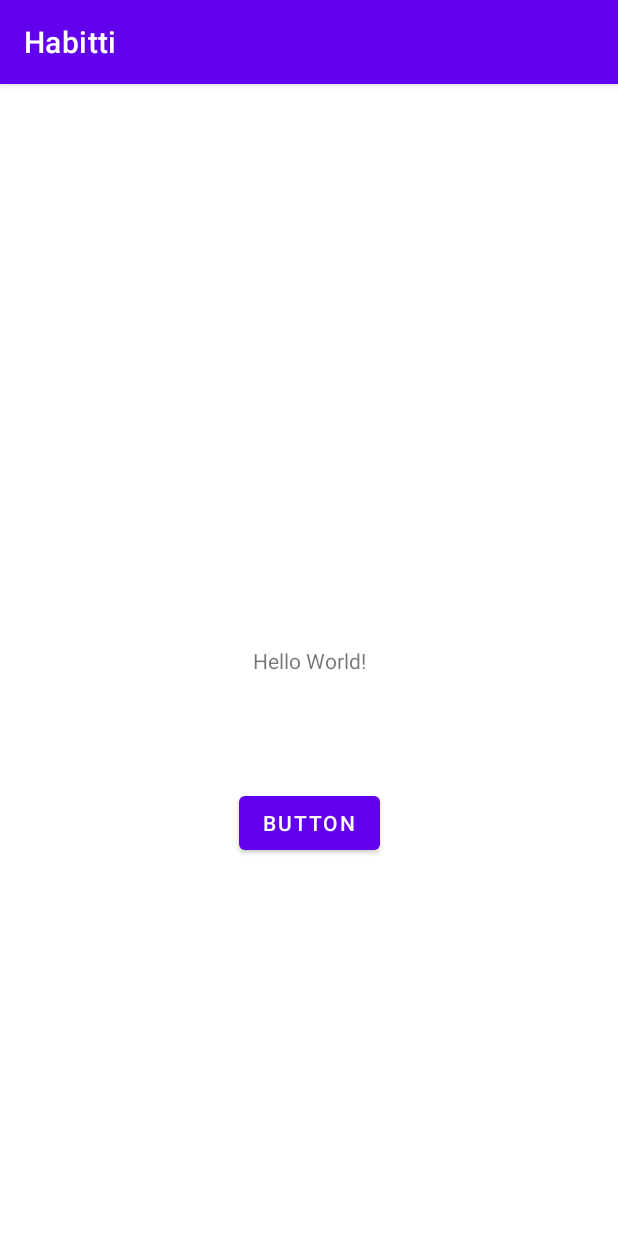
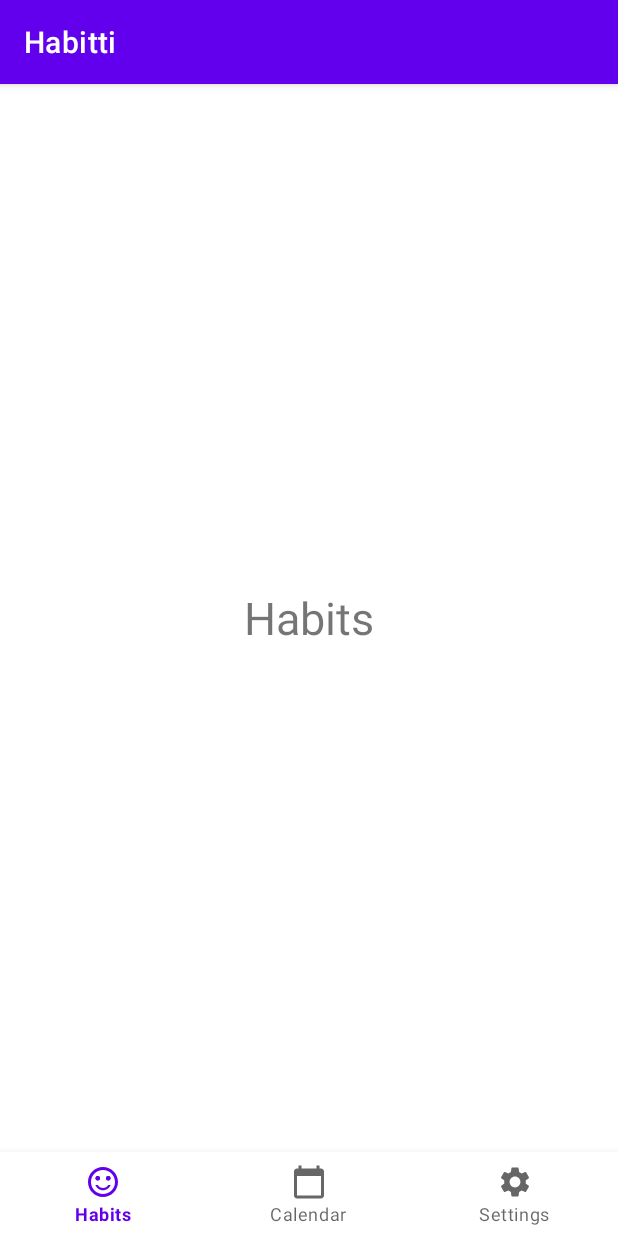
Before and after one commit to jervw/Habitti, an Android app: the screen it shows after launch (MainActivity), on a phone screen of 412 x 824 dp. Run offline under Robolectric (Android 15) with nearby library versions, the phone set to English and light mode, and no system bars.

Commit message:
- Added navigation bar - Added new fragments - Added 3 icons

```diff
--- a/app/build.gradle
+++ b/app/build.gradle
@@ -33,6 +33,7 @@ dependencies {
     implementation 'androidx.appcompat:appcompat:1.2.0'
     implementation 'com.google.android.material:material:1.3.0'
     implementation 'androidx.constraintlayout:constraintlayout:2.0.4'
+    implementation 'com.google.android.material:material:1.3.0'
     testImplementation 'junit:junit:4.+'
     androidTestImplementation 'androidx.test.ext:junit:1.1.2'
     androidTestImplementation 'androidx.test.espresso:espresso-core:3.3.0'
--- /dev/null
+++ b/app/src/main/java/com/example/habitti/CalendarFragment.java
@@ -0,0 +1,19 @@
+package com.example.habitti;
+
+import android.os.Bundle;
+import android.view.LayoutInflater;
+import android.view.View;
+import android.view.ViewGroup;
+
+import androidx.annotation.NonNull;
+import androidx.annotation.Nullable;
+import androidx.fragment.app.Fragment;
+
+public class CalendarFragment extends Fragment {
+
+    @Nullable
+    @Override
+    public View onCreateView(@NonNull LayoutInflater inflater, @Nullable ViewGroup container, @Nullable Bundle savedInstanceState) {
+        return inflater.inflate(R.layout.fragment_calendar, container, false);
+    }
+}
--- a/app/src/main/java/com/example/habitti/MainActivity.java
+++ b/app/src/main/java/com/example/habitti/MainActivity.java
@@ -1,8 +1,13 @@
 package com.example.habitti;
 
+import androidx.annotation.NonNull;
 import androidx.appcompat.app.AppCompatActivity;
+import androidx.fragment.app.Fragment;
 
 import android.os.Bundle;
+import android.view.MenuItem;
+
+import com.google.android.material.bottomnavigation.BottomNavigationView;
 
 public class MainActivity extends AppCompatActivity {
 
@@ -11,6 +16,34 @@ public class MainActivity extends AppCompatActivity {
         super.onCreate(savedInstanceState);
         setContentView(R.layout.activity_main);
 
-        // Jere on paras
+        BottomNavigationView bottomNavigationView=findViewById(R.id.bottom_nav);
+        bottomNavigationView.setOnNavigationItemSelectedListener(navigationItemSelectedListener);
+        getSupportFragmentManager().beginTransaction().replace(R.id.fragment_container,new MainFragment()).commit();
+
+
     }
+
+
+
+    private  BottomNavigationView.OnNavigationItemSelectedListener navigationItemSelectedListener =new BottomNavigationView.OnNavigationItemSelectedListener() {
+        @Override
+        public boolean onNavigationItemSelected(@NonNull MenuItem item) {
+
+            Fragment selectedFragment=null;
+            switch (item.getItemId())
+            {
+                case R.id.calendar:
+                    selectedFragment = new CalendarFragment();
+                    break;
+                case R.id.habits:
+                    selectedFragment = new MainFragment();
+                    break;
+                case R.id.settings:
+                    selectedFragment = new SettingsFragment();
+                    break;
+            }
+            getSupportFragmentManager().beginTransaction().replace(R.id.fragment_container,selectedFragment).commit();
+            return true;
+        }
+    };
 }
--- /dev/null
+++ b/app/src/main/java/com/example/habitti/MainFragment.java
@@ -0,0 +1,19 @@
+package com.example.habitti;
+
+import android.os.Bundle;
+import android.view.LayoutInflater;
+import android.view.View;
+import android.view.ViewGroup;
+
+import androidx.annotation.NonNull;
+import androidx.annotation.Nullable;
+import androidx.fragment.app.Fragment;
+
+public class MainFragment extends Fragment {
+
+    @Nullable
+    @Override
+    public View onCreateView(@NonNull LayoutInflater inflater, @Nullable ViewGroup container, @Nullable Bundle savedInstanceState) {
+        return inflater.inflate(R.layout.fragment_main, container, false);
+    }
+}
--- /dev/null
+++ b/app/src/main/java/com/example/habitti/SettingsFragment.java
@@ -0,0 +1,19 @@
+package com.example.habitti;
+
+import android.os.Bundle;
+import android.view.LayoutInflater;
+import android.view.View;
+import android.view.ViewGroup;
+
+import androidx.annotation.NonNull;
+import androidx.annotation.Nullable;
+import androidx.fragment.app.Fragment;
+
+public class SettingsFragment extends Fragment {
+
+    @Nullable
+    @Override
+    public View onCreateView(@NonNull LayoutInflater inflater, @Nullable ViewGroup container, @Nullable Bundle savedInstanceState) {
+        return inflater.inflate(R.layout.fragment_settings, container, false);
+    }
+}
--- /dev/null
+++ b/app/src/main/res/drawable/ic_baseline_calendar_today_24.xml
@@ -0,0 +1,10 @@
+<vector xmlns:android="http://schemas.android.com/apk/res/android"
+    android:width="24dp"
+    android:height="24dp"
+    android:viewportWidth="24"
+    android:viewportHeight="24"
+    android:tint="?attr/colorControlNormal">
+  <path
+      android:fillColor="@android:color/white"
+      android:pathData="M20,3h-1L19,1h-2v2L7,3L7,1L5,1v2L4,3c-1.1,0 -2,0.9 -2,2v16c0,1.1 0.9,2 2,2h16c1.1,0 2,-0.9 2,-2L22,5c0,-1.1 -0.9,-2 -2,-2zM20,21L4,21L4,8h16v13z"/>
+</vector>
--- /dev/null
+++ b/app/src/main/res/drawable/ic_baseline_sentiment_satisfied_alt_24.xml
@@ -0,0 +1,22 @@
+<vector xmlns:android="http://schemas.android.com/apk/res/android"
+    android:width="24dp"
+    android:height="24dp"
+    android:viewportWidth="24"
+    android:viewportHeight="24"
+    android:tint="?attr/colorControlNormal">
+  <path
+      android:fillColor="@android:color/white"
+      android:pathData="M15.5,9.5m-1.5,0a1.5,1.5 0,1 1,3 0a1.5,1.5 0,1 1,-3 0"/>
+  <path
+      android:fillColor="@android:color/white"
+      android:pathData="M8.5,9.5m-1.5,0a1.5,1.5 0,1 1,3 0a1.5,1.5 0,1 1,-3 0"/>
+  <path
+      android:fillColor="@android:color/white"
+      android:pathData="M15.5,9.5m-1.5,0a1.5,1.5 0,1 1,3 0a1.5,1.5 0,1 1,-3 0"/>
+  <path
+      android:fillColor="@android:color/white"
+      android:pathData="M8.5,9.5m-1.5,0a1.5,1.5 0,1 1,3 0a1.5,1.5 0,1 1,-3 0"/>
+  <path
+      android:fillColor="@android:color/white"
+      android:pathData="M11.99,2C6.47,2 2,6.48 2,12s4.47,10 9.99,10C17.52,22 22,17.52 22,12S17.52,2 11.99,2zM12,20c-4.42,0 -8,-3.58 -8,-8s3.58,-8 8,-8 8,3.58 8,8 -3.58,8 -8,8zM12,17.5c2.33,0 4.32,-1.45 5.12,-3.5h-1.67c-0.69,1.19 -1.97,2 -3.45,2s-2.75,-0.81 -3.45,-2L6.88,14c0.8,2.05 2.79,3.5 5.12,3.5z"/>
+</vector>
--- /dev/null
+++ b/app/src/main/res/drawable/ic_baseline_settings_24.xml
@@ -0,0 +1,10 @@
+<vector xmlns:android="http://schemas.android.com/apk/res/android"
+    android:width="24dp"
+    android:height="24dp"
+    android:viewportWidth="24"
+    android:viewportHeight="24"
+    android:tint="?attr/colorControlNormal">
+  <path
+      android:fillColor="@android:color/white"
+      android:pathData="M19.14,12.94c0.04,-0.3 0.06,-0.61 0.06,-0.94c0,-0.32 -0.02,-0.64 -0.07,-0.94l2.03,-1.58c0.18,-0.14 0.23,-0.41 0.12,-0.61l-1.92,-3.32c-0.12,-0.22 -0.37,-0.29 -0.59,-0.22l-2.39,0.96c-0.5,-0.38 -1.03,-0.7 -1.62,-0.94L14.4,2.81c-0.04,-0.24 -0.24,-0.41 -0.48,-0.41h-3.84c-0.24,0 -0.43,0.17 -0.47,0.41L9.25,5.35C8.66,5.59 8.12,5.92 7.63,6.29L5.24,5.33c-0.22,-0.08 -0.47,0 -0.59,0.22L2.74,8.87C2.62,9.08 2.66,9.34 2.86,9.48l2.03,1.58C4.84,11.36 4.8,11.69 4.8,12s0.02,0.64 0.07,0.94l-2.03,1.58c-0.18,0.14 -0.23,0.41 -0.12,0.61l1.92,3.32c0.12,0.22 0.37,0.29 0.59,0.22l2.39,-0.96c0.5,0.38 1.03,0.7 1.62,0.94l0.36,2.54c0.05,0.24 0.24,0.41 0.48,0.41h3.84c0.24,0 0.44,-0.17 0.47,-0.41l0.36,-2.54c0.59,-0.24 1.13,-0.56 1.62,-0.94l2.39,0.96c0.22,0.08 0.47,0 0.59,-0.22l1.92,-3.32c0.12,-0.22 0.07,-0.47 -0.12,-0.61L19.14,12.94zM12,15.6c-1.98,0 -3.6,-1.62 -3.6,-3.6s1.62,-3.6 3.6,-3.6s3.6,1.62 3.6,3.6S13.98,15.6 12,15.6z"/>
+</vector>
--- a/app/src/main/res/layout/activity_main.xml
+++ b/app/src/main/res/layout/activity_main.xml
@@ -1,28 +1,26 @@
 <?xml version="1.0" encoding="utf-8"?>
-<androidx.constraintlayout.widget.ConstraintLayout xmlns:android="http://schemas.android.com/apk/res/android"
+<RelativeLayout xmlns:android="http://schemas.android.com/apk/res/android"
     xmlns:app="http://schemas.android.com/apk/res-auto"
     xmlns:tools="http://schemas.android.com/tools"
     android:layout_width="match_parent"
     android:layout_height="match_parent"
     tools:context=".MainActivity">
 
-    <TextView
-        android:layout_width="wrap_content"
-        android:layout_height="wrap_content"
-        android:text="Hello World!"
-        app:layout_constraintBottom_toBottomOf="parent"
-        app:layout_constraintLeft_toLeftOf="parent"
-        app:layout_constraintRight_toRightOf="parent"
-        app:layout_constraintTop_toTopOf="parent" />
+    <FrameLayout
+        android:layout_width="match_parent"
+        android:layout_height="match_parent"
+        android:id="@+id/fragment_container"
+        android:layout_above="@+id/bottom_nav">
+    </FrameLayout>
 
-    <Button
-        android:id="@+id/button"
-        android:layout_width="wrap_content"
-        android:layout_height="wrap_content"
-        android:layout_marginBottom="251dp"
-        android:text="Button"
-        app:layout_constraintBottom_toBottomOf="parent"
-        app:layout_constraintEnd_toEndOf="parent"
-        app:layout_constraintStart_toStartOf="parent" />
+<com.google.android.material.bottomnavigation.BottomNavigationView
+    android:layout_width="match_parent"
+    android:layout_height="wrap_content"
+    android:layout_alignParentBottom="true"
+    android:background="?android:attr/windowBackground"
+    android:id="@+id/bottom_nav"
+    app:menu="@menu/menu">
 
-</androidx.constraintlayout.widget.ConstraintLayout>
+</com.google.android.material.bottomnavigation.BottomNavigationView>
+
+</RelativeLayout>
--- /dev/null
+++ b/app/src/main/res/layout/fragment_calendar.xml
@@ -0,0 +1,14 @@
+<?xml version="1.0" encoding="utf-8"?>
+<RelativeLayout xmlns:android="http://schemas.android.com/apk/res/android"
+    android:layout_width="match_parent"
+    android:layout_height="match_parent">
+
+    <TextView
+        android:layout_width="wrap_content"
+        android:layout_height="wrap_content"
+        android:text="Calendar"
+        android:textSize="30sp"
+        android:layout_centerInParent="true">
+    </TextView>
+
+</RelativeLayout>
--- /dev/null
+++ b/app/src/main/res/layout/fragment_main.xml
@@ -0,0 +1,14 @@
+<?xml version="1.0" encoding="utf-8"?>
+<RelativeLayout xmlns:android="http://schemas.android.com/apk/res/android"
+    android:layout_width="match_parent"
+    android:layout_height="match_parent">
+
+    <TextView
+        android:layout_width="wrap_content"
+        android:layout_height="wrap_content"
+        android:text="Habits"
+        android:textSize="30sp"
+        android:layout_centerInParent="true">
+    </TextView>
+
+</RelativeLayout>
--- /dev/null
+++ b/app/src/main/res/layout/fragment_settings.xml
@@ -0,0 +1,14 @@
+<?xml version="1.0" encoding="utf-8"?>
+<RelativeLayout xmlns:android="http://schemas.android.com/apk/res/android"
+    android:layout_width="match_parent"
+    android:layout_height="match_parent">
+
+    <TextView
+        android:layout_width="wrap_content"
+        android:layout_height="wrap_content"
+        android:text="Settings"
+        android:textSize="30sp"
+        android:layout_centerInParent="true">
+    </TextView>
+
+</RelativeLayout>
--- /dev/null
+++ b/app/src/main/res/menu/menu.xml
@@ -0,0 +1,19 @@
+<?xml version="1.0" encoding="utf-8"?>
+<menu xmlns:android="http://schemas.android.com/apk/res/android">
+
+    <item
+        android:id="@+id/habits"
+        android:icon="@drawable/ic_baseline_sentiment_satisfied_alt_24"
+        android:title="Habits">
+    </item>
+    <item
+        android:id="@+id/calendar"
+        android:icon="@drawable/ic_baseline_calendar_today_24"
+        android:title="Calendar">
+    </item>
+    <item
+        android:id="@+id/settings"
+        android:icon="@drawable/ic_baseline_settings_24"
+        android:title="Settings">
+    </item>
+</menu>
```
Also changed, not shown: gradle/wrapper/gradle-wrapper.properties.
